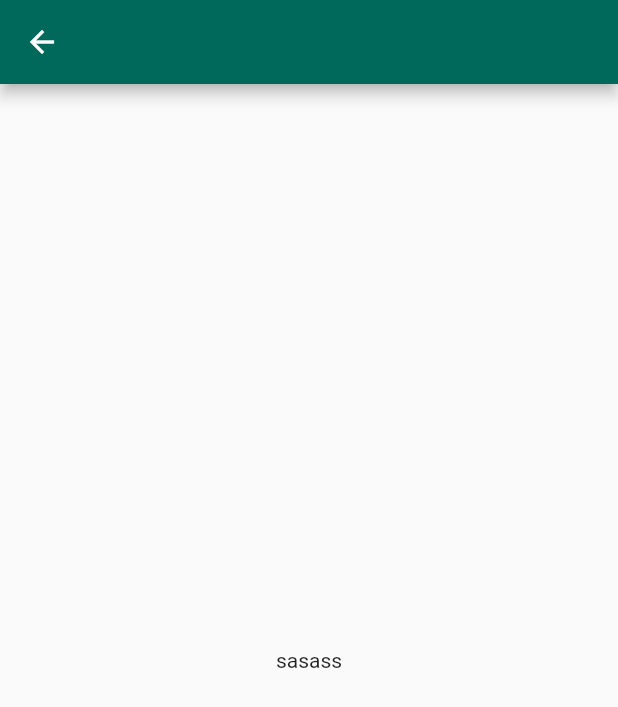
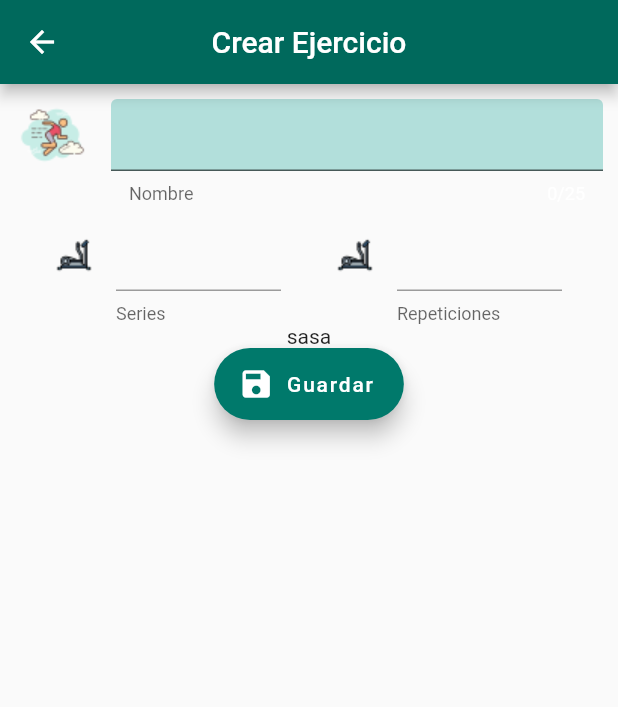
Before and after one commit to JordiiVidal/GYMControl, a Flutter app: the screen it shows after launch, after a tap on the "add" icon, on a phone screen of 412 x 824 dp. Shown: the top 707 px of the screen. Run offline on Flutter 3.47's test engine with Material 2 defaults, Android fonts, the phone set to English and light mode, and no system bars; our stand-ins replace sqflite; accounts and stored records are empty.

Commit message:
CRUD Exercice

```diff
--- a/lib/main.dart
+++ b/lib/main.dart
@@ -2,6 +2,7 @@ import 'package:flutter/material.dart';
 import 'models/exercice.dart';
 import 'pages/exercice_list.dart';
 import 'pages/exercice_create.dart';
+import 'pages/user.dart';
 
 
 void main() => runApp(MyApp());
@@ -44,6 +45,7 @@ class _MyAppState extends State<MyApp> {
       routes: {
         '/': (BuildContext context) => ExerciceListPage(list),
         '/create': (BuildContext context) => ExerciceCreate(),
+        '/user':(BuildContext context) => UserPage(),
       },
     );
   }
--- a/lib/pages/exercice_create.dart
+++ b/lib/pages/exercice_create.dart
@@ -1,13 +1,86 @@
 import 'package:flutter/material.dart';
 
-class ExerciceCreate extends StatelessWidget{
+class ExerciceCreate extends StatefulWidget {
+  @override
+  State<StatefulWidget> createState() {
+    return _ExerciceCreateState();
+  }
+}
+
+class _ExerciceCreateState extends State<ExerciceCreate> {
+  String name = "";
+
   @override
   Widget build(BuildContext context) {
     return Scaffold(
       appBar: AppBar(
-        leading:BackButton(),
+        leading: BackButton(),
+        centerTitle: true,
+        title: Text('Crear Ejercicio'),
       ),
-      body: Center(child: Text('sasass'),),
+      body: Column(
+        children: <Widget>[
+          Padding(
+            padding: EdgeInsets.all(10.0),
+            child: TextField(
+              style: TextStyle(color: Colors.black87, fontSize: 18.0),
+              cursorColor: Colors.red,
+              decoration: InputDecoration(
+                helperText: 'Nombre',
+                filled: true,
+                fillColor: Colors.teal[100],
+                counterStyle: TextStyle(color: Colors.white),
+                icon: Image(
+                  image: new AssetImage("assets/exercice.png"),
+                ),
+              ),
+              maxLength: 25,
+              onChanged: (String inputText) {
+                setState(() {
+                  name = inputText;
+                });
+              },
+            ),
+          ),
+          Row(
+            mainAxisAlignment: MainAxisAlignment.spaceEvenly,
+            children: <Widget>[
+              Container(
+                width: 150.0,
+                child: TextField(
+                  decoration: InputDecoration(
+                    helperText: 'Series',
+                    icon: Image(
+                      image: AssetImage("assets/gym_02.png"),
+                    ),
+                  ),
+                  keyboardType: TextInputType.number,
+                ),
+              ),
+              Container(
+                width: 150.0,
+                child: TextField(
+                  decoration: InputDecoration(
+                    helperText: 'Repeticiones',
+                    icon: Image(
+                      image: AssetImage("assets/gym_02.png"),
+                    ),
+                  ),
+                  keyboardType: TextInputType.number,
+                ),
+              ),
+            ],
+          ),
+          Center(
+            child: Text('sasa'),
+          ),
+          FloatingActionButton.extended(
+              icon: Icon(Icons.save),
+              label: Text('Guardar'),
+              onPressed: (){},
+          ),
+        ],
+      ),
     );
   }
 }
--- a/lib/pages/exercice_list.dart
+++ b/lib/pages/exercice_list.dart
@@ -2,7 +2,6 @@ import 'package:flutter/material.dart';
 import '../models/exercice.dart';
 import '../widgets/helpers/models.dart';
 import '../widgets/exercice/recovery_time.dart';
-import '../pages/exercice_create.dart';
 
 class ExerciceListPage extends StatefulWidget {
   final List<Exercice> list;
@@ -90,7 +89,6 @@ class _ExerciceListPageState extends State<ExerciceListPage>
               child: Row(
                 mainAxisAlignment: MainAxisAlignment.end,
                 children: <Widget>[
-
                   RichText(
                     text: TextSpan(
                       style: TextStyle(
@@ -147,6 +145,18 @@ class _ExerciceListPageState extends State<ExerciceListPage>
         backgroundColor: Color(0xffDB274A),
         title: Text('GYMControl'),
         centerTitle: true,
+        actions: <Widget>[
+          IconButton(
+            icon: Icon(
+              Icons.person_pin,
+              color: Colors.white,
+              size: 30.0,
+            ),
+            onPressed: () {
+              Navigator.of(context).pushNamed('/user');
+            },
+          ),
+        ],
       ),
       body: ListView.builder(
         itemBuilder: _itemList,
@@ -155,7 +165,7 @@ class _ExerciceListPageState extends State<ExerciceListPage>
       ),
       floatingActionButton: FloatingActionButton(
         heroTag: 'createExercice',
-        onPressed: (){
+        onPressed: () {
           Navigator.of(context).pushNamed('/create');
         },
         backgroundColor: Color(0xffDB274A),
--- a/lib/widgets/helpers/models.dart
+++ b/lib/widgets/helpers/models.dart
@@ -11,9 +11,9 @@ import '../../models/exercice.dart';
             child: Column(
               crossAxisAlignment: CrossAxisAlignment.start,
               children: <Widget>[
-                Image.asset(
-                  'assets/gym_01.jpg',
-                ),
+                Image(
+                    image: new AssetImage("assets/gym_01.jpg"),
+                  ),
                 Padding(
                   padding: EdgeInsets.all(20.0),
                   child: Center(
--- a/pubspec.yaml
+++ b/pubspec.yaml
@@ -16,6 +16,9 @@ dependencies:
   # The following adds the Cupertino Icons font to your application.
   # Use with the CupertinoIcons class for iOS style icons.
   cupertino_icons: ^0.1.2
+  path_provider: any
+  sqflite: any
+  fluttertoast: any
 
 dev_dependencies:
   flutter_test:
@@ -42,6 +45,8 @@ flutter:
     - assets/gym_05.png
     - assets/gym_06.png
     - assets/gym_07.png
+    - assets/exercice.png
+
   #  - images/a_dot_ham.jpeg
 
   # An image asset can refer to one or more resolution-specific "variants", see
```
Also changed, not shown: lib/database/DBHelper.dart (added, +83 -0 lines), lib/models/exercice_db.dart (added, +15 -0 lines), lib/pages/user.dart (added, +19 -0 lines), assets/exercice.png (added), lib/models/exercice.dart (line endings or trailing spaces), pubspec.lock.
